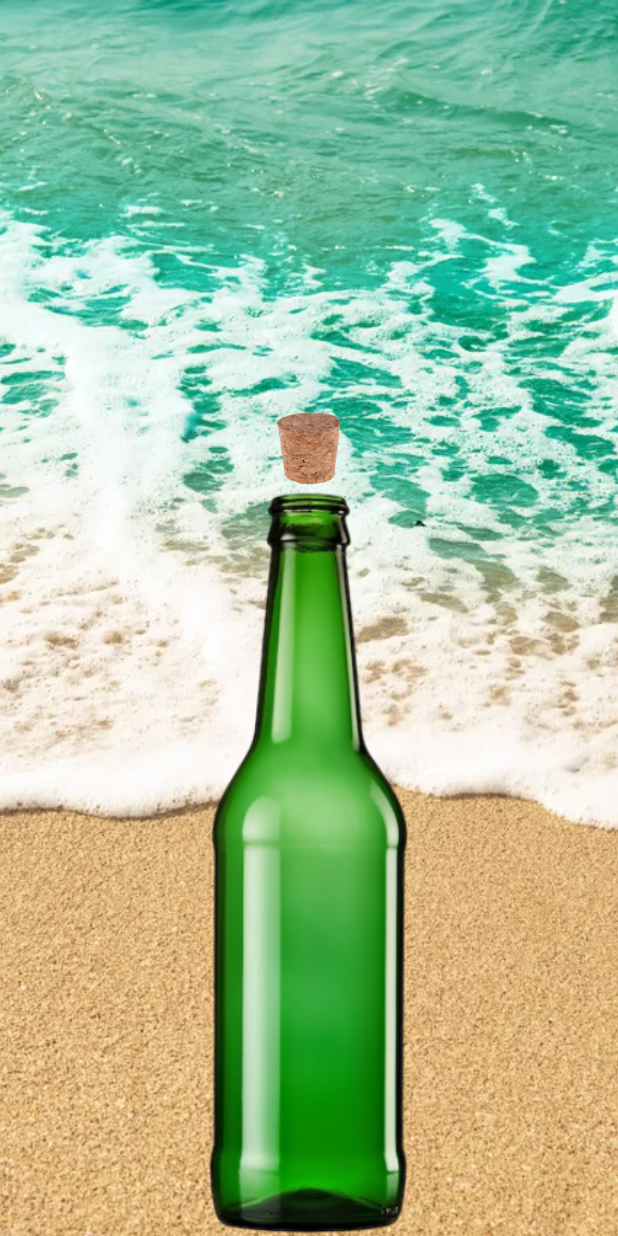
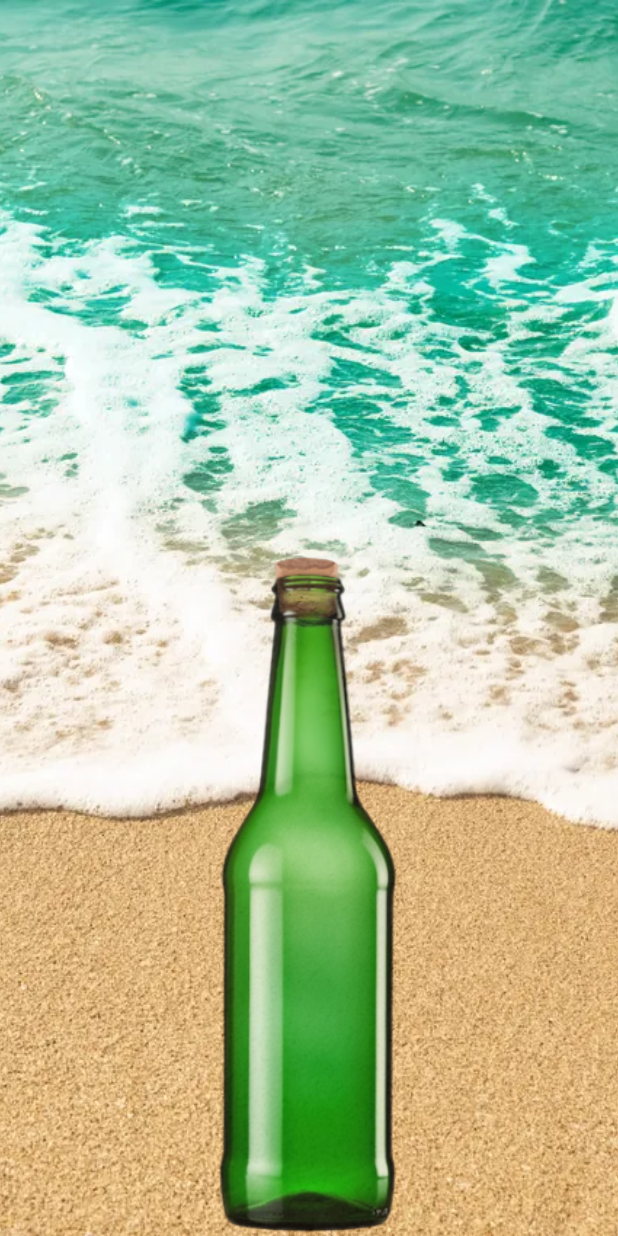
Before and after one commit to foxvirusMagister/KsushkinsBirthday, a Flutter app: the screen it shows after launch, on a phone screen of 412 x 824 dp. Run offline on Flutter 3.47's test engine with Material 3 defaults, Android fonts, the phone set to English and light mode, and no system bars; missing offline and left inert: shake.

```diff
--- /dev/null
+++ b/devtools_options.yaml
@@ -0,0 +1,3 @@
+description: This file stores settings for Dart & Flutter DevTools.
+documentation: https://docs.flutter.dev/tools/devtools/extensions#configure-extension-enablement-states
+extensions:
--- a/lib/screens/greetings_screen.dart
+++ b/lib/screens/greetings_screen.dart
@@ -17,6 +17,8 @@ class _Letter extends State<Letter>
   double distance = 0;
   int _shakeCount = 0;
   late ShakeDetector _shakeDetector;
+  bool capOpened = false;
+  double bottleOpacity = 0;
 
   @override
   void initState()
@@ -29,13 +31,14 @@ class _Letter extends State<Letter>
           setState(() {
             _shakeCount += 1;
           },);
-          if (_shakeCount >= 10)
+          if (_shakeCount >= 3)
           {
             upplyTimers();
+            _shakeDetector.stopListening();
           }
         }
       },
-      shakeThresholdGravity: 2.7,
+      shakeThresholdGravity: 2.4,
       minimumShakeCount: 1,
       shakeSlopTimeMS: 500
     );
@@ -66,8 +69,19 @@ class _Letter extends State<Letter>
             transparency = 0;
           });
         }
+        Future.delayed(Duration(milliseconds: 1500), () async {showLetter();});
       }
     });
+  }
+
+  Future<void> showLetter() async
+  {
+    if (mounted)
+    {
+      setState(() {
+        bottleOpacity = 1;
+      },);
+    }
   }
 
   @override
@@ -91,18 +105,44 @@ class _Letter extends State<Letter>
             AnimatedOpacity(
               duration: Duration(milliseconds: 500),
               opacity: transparency,
-              child: Image.asset(
+              child: capOpened ? Image.asset(
                 "lib/Images/BottleCap.png",
                 height: 50,
                 width: 50,
-                alignment: .bottomCenter,),
+                alignment: .bottomCenter,) : Text(" "),
             ),
             Image.asset(
-              "lib/Images/bottle.png",
+              capOpened ? "lib/Images/bottle.png" : "lib/Images/bottleWithCap.png",
               height: 500,
               width: 1000),
-
           ],
+        ),
+        Positioned.fill(
+          child: Center(
+            child: AnimatedOpacity(
+              opacity: bottleOpacity,
+              duration: Duration(milliseconds: 500),
+              child: Container(
+                decoration: BoxDecoration(
+                  image: DecorationImage(image: AssetImage("lib/Images/Papirus.png",),
+                  fit: .fill)
+                ),
+                width: MediaQuery.of(context).size.width,
+                height: MediaQuery.of(context).size.height,
+                child: Padding(
+                  padding: const EdgeInsets.all(100.0),
+                  child: Text(
+                        "Привет мамочка! Я каждый день мечтал об этом слове, и вот он наконец, вспоминает об уходеее!",
+                        style: TextStyle(
+                          fontFamily: "Kosmos",
+                          fontSize: 24,
+                          color: const Color.fromARGB(255, 46, 8, 30)
+                        )
+                      ),
+                )
+              ),
+            ),
+          ),
         ),
         ]
       )
--- a/pubspec.yaml
+++ b/pubspec.yaml
@@ -65,6 +65,8 @@ flutter:
     - lib/Images/bottle.png
     - lib/Images/SandAndWater.webp
     - lib/Images/BottleCap.png
+    - lib/Images/bottleWithCap.png
+    - lib/Images/Papirus.png
 
   # An image asset can refer to one or more resolution-specific "variants", see
   # https://flutter.dev/to/resolution-aware-images
@@ -82,6 +84,10 @@ flutter:
         fonts:
           - asset: lib/Fonts/JulyMelt.ttf
             weight: 700
+      - family: Kosmos
+        fonts:
+          - asset: lib/Fonts/Kosmos.ttf
+            weight: 700
   #       - asset: fonts/Schyler-Regular.ttf
   #       - asset: fonts/Schyler-Italic.ttf
   #         style: italic
```
Also changed, not shown: lib/Fonts/Kosmos.ttf (added), lib/Images/Papirus.png (added), lib/Images/bottle.png, lib/Images/bottleWithCap.png (added).
